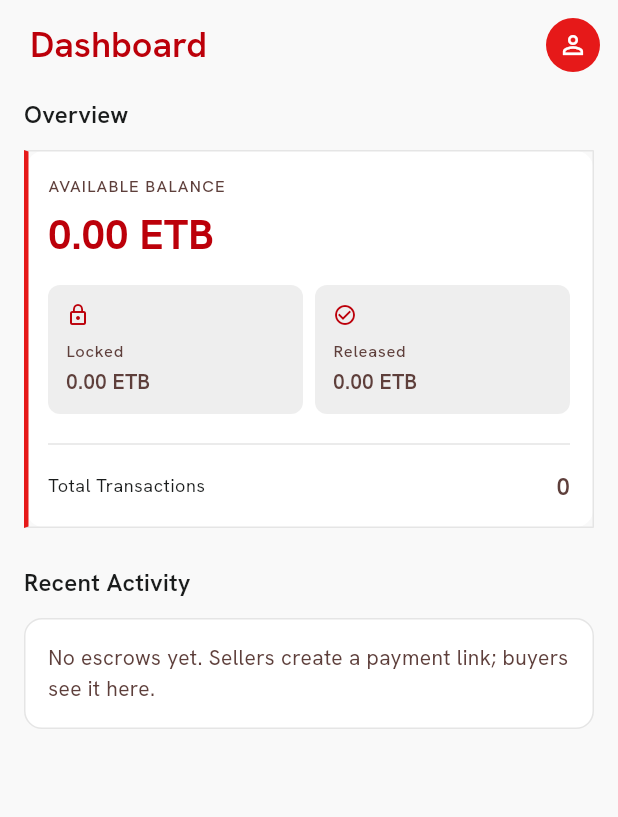
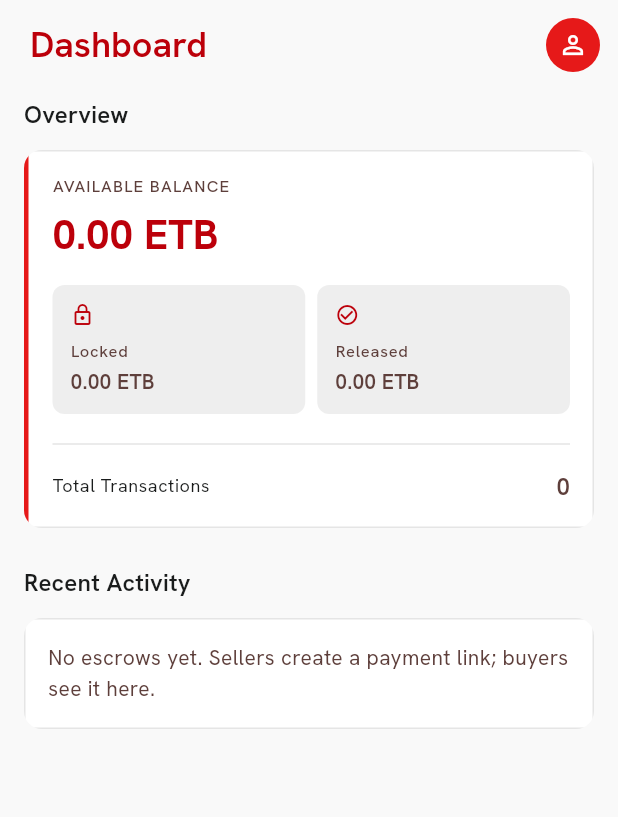
Before and after one commit to sudik2005/Escrow-ET, a Flutter app: the MainShell screen opened directly, on a phone screen of 412 x 824 dp. Shown: the top 817 px of the screen. Run offline on Flutter 3.47's test engine with Material 3 defaults, Android fonts, the phone set to English and light mode, and no system bars; our stand-ins replace flutter_riverpod, google_fonts, hive_flutter, qr_flutter; missing offline and left inert: mobile_scanner; accounts and stored records are empty.

Commit message:
Allow Flutter web to reach Django and keep dashboard cards painting on Chrome.

```diff
--- a/mobile/lib/ui/widgets/accent_card.dart
+++ b/mobile/lib/ui/widgets/accent_card.dart
@@ -27,21 +27,39 @@ class AccentCard extends StatelessWidget {
         ? brand.withValues(alpha: dark ? 0.18 : 0.08)
         : (dark ? AppColors.darkSurface : AppColors.snow);
 
-    final card = DecoratedBox(
-      decoration: BoxDecoration(
-        color: fill,
-        borderRadius: BorderRadius.circular(12),
-        border: Border(
-          top: BorderSide(color: alert ? brand.withValues(alpha: 0.45) : border),
-          right: BorderSide(color: alert ? brand.withValues(alpha: 0.45) : border),
-          bottom: BorderSide(color: alert ? brand.withValues(alpha: 0.45) : border),
-          left: BorderSide(
-            color: stripe ? brand : (alert ? brand.withValues(alpha: 0.45) : border),
-            width: stripe ? (dark ? 2 : 3) : 1,
-          ),
+    // Web cannot paint borderRadius with mixed BorderSide colors. Stripe is a
+    // separate bar so the outline stays uniform.
+    final edge = alert ? brand.withValues(alpha: 0.45) : border;
+    final stripeW = dark ? 2.0 : 3.0;
+
+    final card = ClipRRect(
+      borderRadius: BorderRadius.circular(12),
+      child: DecoratedBox(
+        decoration: BoxDecoration(
+          color: fill,
+          border: Border.all(color: edge),
+        ),
+        child: Stack(
+          children: [
+            Padding(
+              padding: stripe
+                  ? padding.copyWith(left: padding.left + stripeW)
+                  : padding,
+              child: child,
+            ),
+            if (stripe)
+              Positioned(
+                left: 0,
+                top: 0,
+                bottom: 0,
+                child: ColoredBox(
+                  color: brand,
+                  child: SizedBox(width: stripeW),
+                ),
+              ),
+          ],
         ),
       ),
-      child: Padding(padding: padding, child: child),
     );
 
     if (onTap == null) {
```
Also changed, not shown: mobile/lib/data/api_client.dart (+16 -3 lines), 3 other files.
